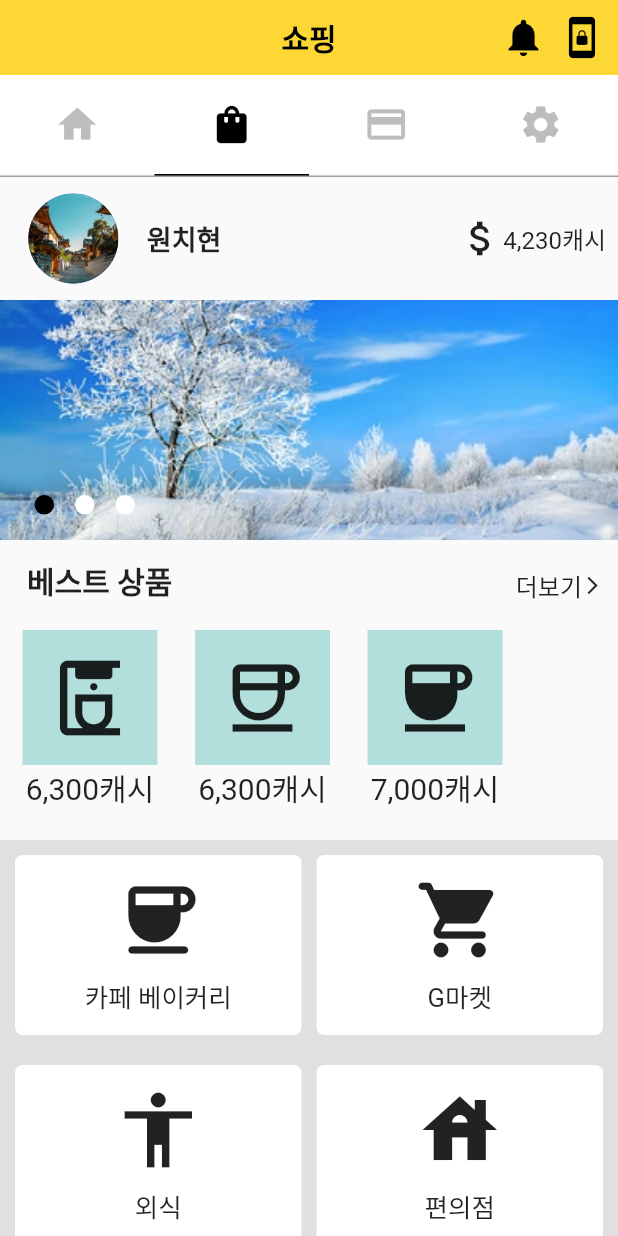
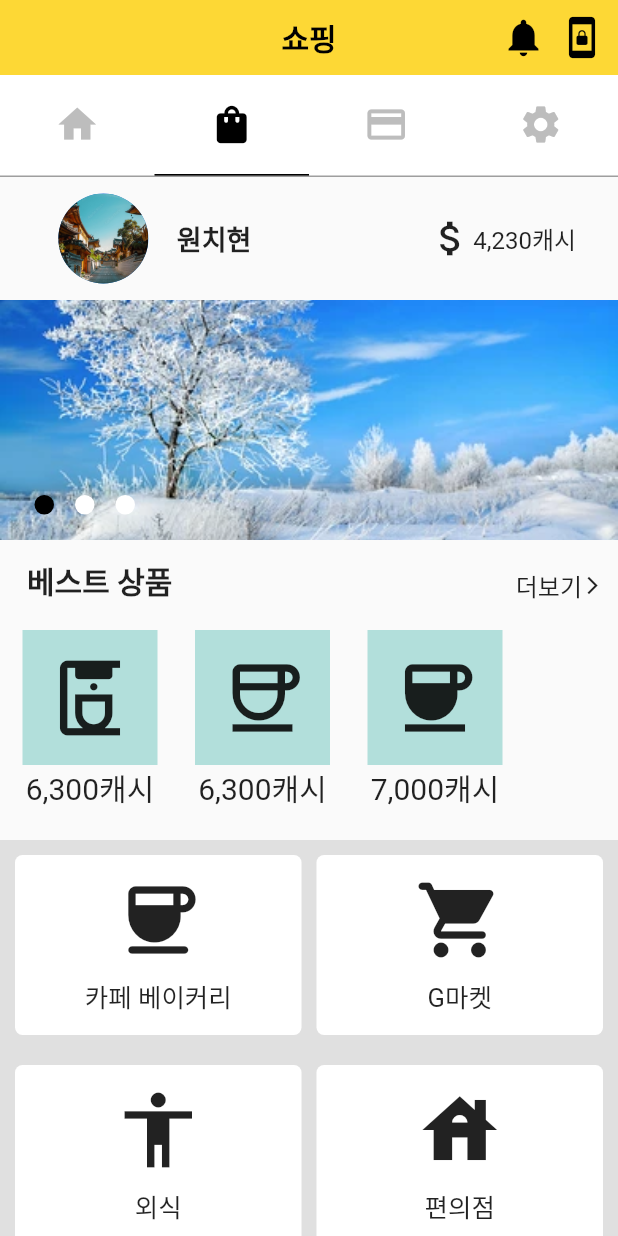
Before and after one commit to chihyeonwon/pedometer, a Flutter app: the screen it shows after launch, tab 2 chosen, on a phone screen of 412 x 824 dp. Run offline on Flutter 3.47's test engine with Material 2 defaults, Android fonts, the phone set to English and light mode, and no system bars; drawn by our look-alikes of carousel_slider.

Commit message:
Overflow 현상 해결

```diff
--- a/lib/Screen/main_screen.dart
+++ b/lib/Screen/main_screen.dart
@@ -40,7 +40,7 @@ class Top extends StatelessWidget {
         ),
         Padding(
           padding: const EdgeInsets.only(
-            left: 150.0,
+            left: 110.0,
           ),
           child: Row(
             children: const [
@@ -381,7 +381,7 @@ class Bottom extends StatelessWidget {
                           ),
                         ),
                         Padding(
-                          padding: const EdgeInsets.only(right: 15.0),
+                          padding: const EdgeInsets.only(right: 10.0),
                           child: Icon(Icons.run_circle_outlined,
                               size: 60.0, color: Colors.yellow[800]),
                         ),
@@ -615,7 +615,7 @@ class Bottom extends StatelessWidget {
                           ),
                         ),
                         Padding(
-                          padding: const EdgeInsets.only(right: 10.0),
+                          padding: const EdgeInsets.only(right: 4.0),
                           child: Icon(Icons.rule_folder,
                               size: 60.0, color: Colors.yellow[800]),
                         ),
--- a/lib/Screen/setting_screen.dart
+++ b/lib/Screen/setting_screen.dart
@@ -81,7 +81,7 @@ class Top extends StatelessWidget {
             ],
           ),
           Padding(
-            padding: const EdgeInsets.only(left: 55.0),
+            padding: const EdgeInsets.only(left: 20.0),
             child: Text('최신 버전 사용 중',
                 style: TextStyle(
                   fontWeight: FontWeight.bold,
--- a/lib/Screen/shopping_screen.dart
+++ b/lib/Screen/shopping_screen.dart
@@ -41,7 +41,7 @@ class Top extends StatelessWidget {
         ),
         Padding(
           padding: const EdgeInsets.only(
-            left: 150.0,
+            left: 110.0,
           ),
           child: Row(
             children: const [
```
